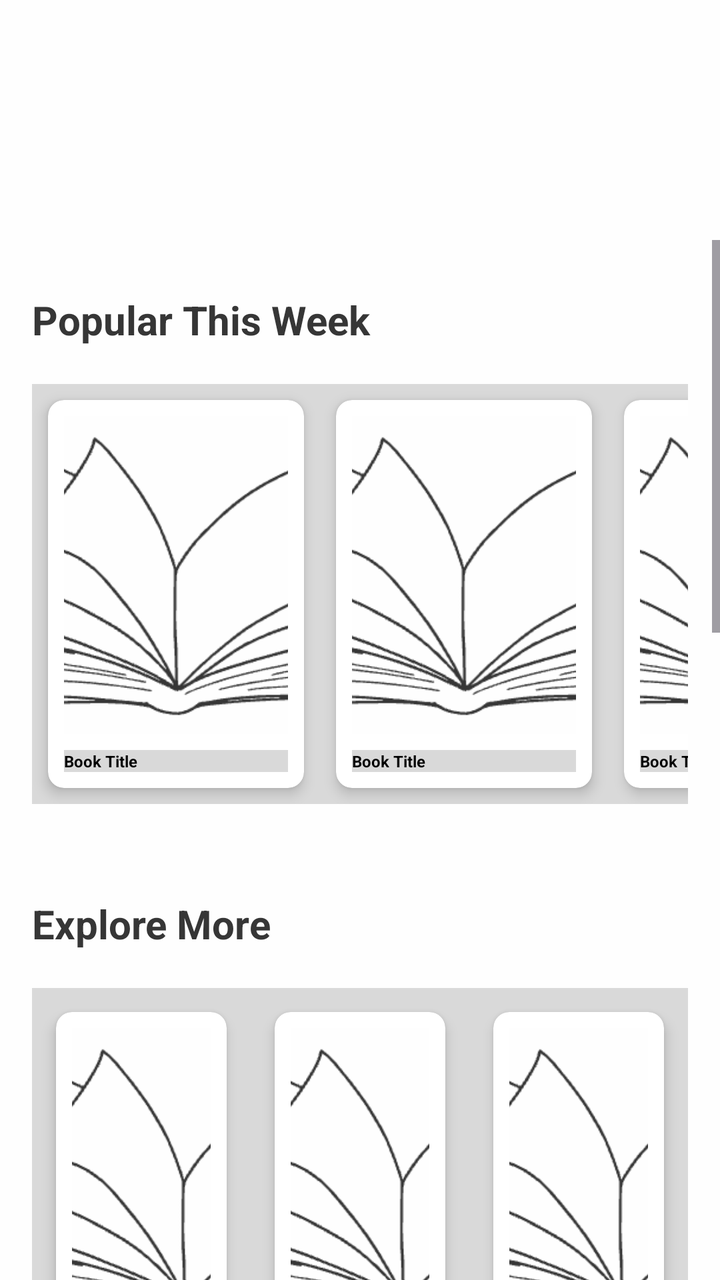
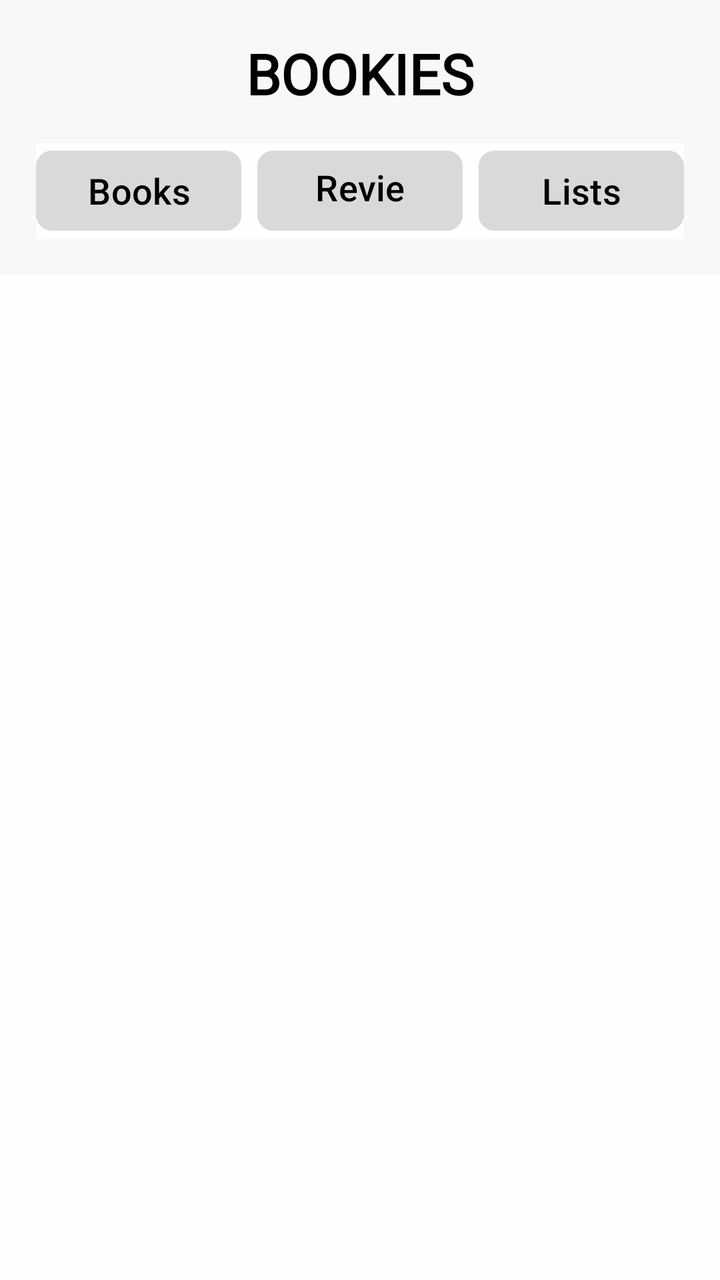

Screens rendered from an Android XML layout before and after an edit, with the pre-edit source and the edit as a unified diff.
<!-- AndroidManifest.xml: application theme Theme.FrontendBook -->
<!-- res/layout/fragment_inner_books.xml -->
<?xml version="1.0" encoding="utf-8"?>
<androidx.constraintlayout.widget.ConstraintLayout
    xmlns:android="http://schemas.android.com/apk/res/android"
    xmlns:app="http://schemas.android.com/apk/res-auto"
    xmlns:tools="http://schemas.android.com/tools"
    android:layout_width="match_parent"
    android:layout_height="match_parent"
    android:background="@color/backgroundPrimary">

    <ScrollView
        android:id="@+id/scrollContainer"
        android:layout_width="0dp"
        android:layout_height="0dp"
        android:paddingTop="120dp"
        android:paddingBottom="96dp"
        android:fillViewport="true"
        android:clipToPadding="false"
        app:layout_constraintTop_toTopOf="parent"
        app:layout_constraintBottom_toBottomOf="parent"
        app:layout_constraintStart_toStartOf="parent"
        app:layout_constraintEnd_toEndOf="parent">

        <LinearLayout
            android:layout_width="match_parent"
            android:layout_height="wrap_content"
            android:orientation="vertical"
            android:padding="16dp">

            
            <LinearLayout
                android:layout_width="match_parent"
                android:layout_height="wrap_content"
                android:orientation="horizontal"
                android:gravity="center_vertical"
                android:paddingBottom="8dp">

                <TextView
                    android:id="@+id/popularTitle"
                    android:layout_width="0dp"
                    android:layout_height="wrap_content"
                    android:layout_weight="1"
                    android:text="Popular This Week"
                    android:textColor="@color/textSecondary"
                    android:textSize="20sp"
                    android:textStyle="bold" />

                <androidx.appcompat.widget.AppCompatImageButton
                    android:id="@+id/popularArrow"
                    android:layout_width="48dp"
                    android:layout_height="48dp"
                    android:src="@drawable/more"
                    android:background="?attr/selectableItemBackgroundBorderless"
                    android:contentDescription="See All Popular Books"
                    app:tint="@color/textSecondary" />
            </LinearLayout>

            
            <HorizontalScrollView
                android:layout_width="match_parent"
                android:layout_height="wrap_content"
                android:scrollbars="none"
                android:paddingBottom="12dp">

                <LinearLayout
                    android:layout_width="wrap_content"
                    android:layout_height="wrap_content"
                    android:orientation="horizontal"
                    android:background="@color/backgroundSecondary">

                    
                    <include layout="@layout/item_book_grid" />
                    <include layout="@layout/item_book_grid" />
                    <include layout="@layout/item_book_grid" />
                    <include layout="@layout/item_book_grid" />
                    <include layout="@layout/item_book_grid" />
                    <include layout="@layout/item_book_grid" />
                </LinearLayout>
            </HorizontalScrollView>

            
            <LinearLayout
                android:layout_width="match_parent"
                android:layout_height="wrap_content"
                android:orientation="horizontal"
                android:gravity="center_vertical"
                android:paddingBottom="8dp"
                android:layout_marginTop="24dp">

                <TextView
                    android:id="@+id/exploreTitle"
                    android:layout_width="0dp"
                    android:layout_height="wrap_content"
                    android:layout_weight="1"
                    android:text="Explore More"
                    android:textColor="@color/textSecondary"
                    android:textSize="20sp"
                    android:textStyle="bold" />

                <androidx.appcompat.widget.AppCompatImageButton
                    android:id="@+id/exploreArrow"
                    android:layout_width="48dp"
                    android:layout_height="48dp"
                    android:src="@drawable/more"
                    android:background="?attr/selectableItemBackgroundBorderless"
                    android:contentDescription="See All Explore Books"
                    app:tint="@color/textSecondary" />
            </LinearLayout>

            
            <GridLayout
                android:layout_width="match_parent"
                android:layout_height="wrap_content"
                android:alignmentMode="alignMargins"
                android:columnCount="3"
                android:rowOrderPreserved="false"
                android:useDefaultMargins="true"
                android:background="@color/backgroundSecondary">

                
                <FrameLayout
                    android:layout_width="0dp"
                    android:layout_height="wrap_content"
                    android:layout_margin="4dp"
                    android:layout_gravity="fill"
                    android:layout_columnWeight="1">

                    <include layout="@layout/item_book_grid" />
                </FrameLayout>
                <FrameLayout
                    android:layout_width="0dp"
                    android:layout_height="wrap_content"
                    android:layout_margin="4dp"
                    android:layout_gravity="fill"
                    android:layout_columnWeight="1">

                    <include layout="@layout/item_book_grid" />
                </FrameLayout><FrameLayout
                android:layout_width="0dp"
                android:layout_height="wrap_content"
                android:layout_margin="4dp"
                android:layout_gravity="fill"
                android:layout_columnWeight="1">

                <include layout="@layout/item_book_grid" />
            </FrameLayout><FrameLayout
                android:layout_width="0dp"
                android:layout_height="wrap_content"
                android:layout_margin="4dp"
                android:layout_gravity="fill"
                android:layout_columnWeight="1">

                <include layout="@layout/item_book_grid" />
            </FrameLayout><FrameLayout
                android:layout_width="0dp"
                android:layout_height="wrap_content"
                android:layout_margin="4dp"
                android:layout_gravity="fill"
                android:layout_columnWeight="1">

                <include layout="@layout/item_book_grid" />
            </FrameLayout><FrameLayout
                android:layout_width="0dp"
                android:layout_height="wrap_content"
                android:layout_margin="4dp"
                android:layout_gravity="fill"
                android:layout_columnWeight="1">

                <include layout="@layout/item_book_grid" />
            </FrameLayout><FrameLayout
                android:layout_width="0dp"
                android:layout_height="wrap_content"
                android:layout_margin="4dp"
                android:layout_gravity="fill"
                android:layout_columnWeight="1">

                <include layout="@layout/item_book_grid" />
            </FrameLayout><FrameLayout
                android:layout_width="0dp"
                android:layout_height="wrap_content"
                android:layout_margin="4dp"
                android:layout_gravity="fill"
                android:layout_columnWeight="1">

                <include layout="@layout/item_book_grid" />
            </FrameLayout><FrameLayout
                android:layout_width="0dp"
                android:layout_height="wrap_content"
                android:layout_margin="4dp"
                android:layout_gravity="fill"
                android:layout_columnWeight="1">

                <include layout="@layout/item_book_grid" />
            </FrameLayout><FrameLayout
                android:layout_width="0dp"
                android:layout_height="wrap_content"
                android:layout_margin="4dp"
                android:layout_gravity="fill"
                android:layout_columnWeight="1">

                <include layout="@layout/item_book_grid" />
            </FrameLayout><FrameLayout
                android:layout_width="0dp"
                android:layout_height="wrap_content"
                android:layout_margin="4dp"
                android:layout_gravity="fill"
                android:layout_columnWeight="1">

                <include layout="@layout/item_book_grid" />
            </FrameLayout><FrameLayout
                android:layout_width="0dp"
                android:layout_height="wrap_content"
                android:layout_margin="4dp"
                android:layout_gravity="fill"
                android:layout_columnWeight="1">

                <include layout="@layout/item_book_grid" />
            </FrameLayout>
            </GridLayout>

        </LinearLayout>
    </ScrollView>
</androidx.constraintlayout.widget.ConstraintLayout>
<!-- res/layout/item_book_grid.xml (included above) -->
<?xml version="1.0" encoding="utf-8"?>
<androidx.cardview.widget.CardView
    xmlns:android="http://schemas.android.com/apk/res/android"
    xmlns:card_view="http://schemas.android.com/apk/res-auto"
    android:layout_width="wrap_content"
    android:layout_height="wrap_content"
    android:layout_margin="8dp"
    card_view:cardCornerRadius="8dp"
    card_view:cardElevation="4dp"
    android:background="@color/backgroundPrimary">

    <LinearLayout
        android:layout_width="match_parent"
        android:layout_height="194dp"
        android:orientation="vertical"
        android:padding="8dp">

        
        <ImageView
            android:id="@+id/bookImage"
            android:layout_width="112dp"
            android:layout_height="82dp"
            android:layout_weight="1"
            android:adjustViewBounds="true"
            android:background="@color/boxes_background"
            android:contentDescription="Book cover"
            android:scaleType="centerCrop"
            android:src="@drawable/bookk" />

        
        <TextView
            android:id="@+id/bookTitle"
            android:layout_width="match_parent"
            android:layout_height="wrap_content"
            android:layout_marginTop="8dp"
            android:ellipsize="end"
            android:maxLines="1"
            android:text="Book Title"
            android:background="@color/backgroundSecondary"
            android:textColor="@color/textPrimary"
            android:textSize="8sp"
            android:textStyle="bold" />

    </LinearLayout>
</androidx.cardview.widget.CardView>
<!-- resources referenced by this layout -->
<resources>
  <color name="backgroundPrimary">#FEFEFE</color>
  <color name="backgroundSecondary">#D9D9D9</color>
  <color name="boxes_background">#DCDCDC</color>
  <color name="textPrimary">#000000</color>
  <color name="textSecondary">#363636</color>
  <!-- drawable bookk: png bitmap (drawable, 18992 bytes) -->
  <!-- drawable more: png bitmap (drawable, 189 bytes) -->
  <style name="Theme.FrontendBook" parent="Base.Theme.FrontendBook" />
  <style name="Base.Theme.FrontendBook" parent="Theme.Material3.DayNight.NoActionBar">
          <item name="colorPrimary">@color/backgroundPrimary</item>
          <item name="colorPrimaryVariant">@color/backgroundSecondary</item>
          <item name="colorOnPrimary">@color/black</item>
          <item name="colorSecondary">@color/black</item>
          <item name="colorOutline">@color/line</item>
  
      </style>
  <color name="black">#000000</color>
  <color name="line">#D9D9D9</color>
</resources>

<!-- the commit's change to res/layout/fragment_inner_books.xml (unified diff, before → after) -->
@@ -5,264 +5,222 @@
     xmlns:tools="http://schemas.android.com/tools"
     android:layout_width="match_parent"
     android:layout_height="match_parent"
-    android:background="@color/backgroundPrimary">
-
-    <ScrollView
-        android:id="@+id/scrollContainer"
+    android:background="@color/backgroundPrimary"
+    tools:context=".ui.homePage.HomePageFragment">
+
+    
+    <include
+        android:id="@+id/header"
+        layout="@layout/nav_header_menu"
+        android:layout_width="0dp"
+        android:layout_height="wrap_content"
+        app:layout_constraintTop_toTopOf="parent"
+        app:layout_constraintStart_toStartOf="parent"
+        app:layout_constraintEnd_toEndOf="parent" />
+
+    
+    <FrameLayout
+        android:id="@+id/innerFragmentContainer"
+        android:layout_width="0dp"
+        android:layout_height="0dp"
+        android:layout_marginBottom="65dp"
+        app:layout_constraintTop_toBottomOf="@id/header"
+        app:layout_constraintBottom_toBottomOf="parent"
+        app:layout_constraintStart_toStartOf="parent"
+        app:layout_constraintEnd_toEndOf="parent"
+        tools:layout="@layout/fragment_lists" />
+
+</androidx.constraintlayout.widget.ConstraintLayout>
+<!-- res/layout/nav_header_menu.xml (included above) -->
+<?xml version="1.0" encoding="utf-8"?>
+<androidx.constraintlayout.widget.ConstraintLayout
+    xmlns:android="http://schemas.android.com/apk/res/android"
+    xmlns:app="http://schemas.android.com/apk/res-auto"
+    android:layout_width="match_parent"
+    android:layout_height="wrap_content"
+    android:padding="18dp"
+    android:background="@color/headerColor">
+
+    
+    <TextView
+        android:id="@+id/headerTitle"
+        android:layout_width="wrap_content"
+        android:layout_height="wrap_content"
+        android:text="BOOKIES"
+        android:textSize="28sp"
+        android:textStyle="bold"
+        android:textColor="@color/textPrimary"
+        android:textAlignment="center"
+        android:fontFamily="@font/roboto_condensed_bold"
+        app:layout_constraintTop_toTopOf="parent"
+        app:layout_constraintStart_toStartOf="parent"
+        app:layout_constraintEnd_toEndOf="parent" />
+
+    
+    <LinearLayout
+        android:id="@+id/headerButtons"
+        android:layout_width="match_parent"
+        android:layout_height="wrap_content"
+        android:orientation="horizontal"
+        android:layout_marginTop="16dp"
+        android:gravity="center"
+        android:background="@color/backgroundPrimary"
+        app:layout_constraintTop_toBottomOf="@id/headerTitle"
+        app:layout_constraintStart_toStartOf="parent"
+        app:layout_constraintEnd_toEndOf="parent"
+        android:weightSum="3">
+
+        <com.google.android.material.button.MaterialButton
+            android:id="@+id/booksButton"
+            android:layout_width="0dp"
+            android:layout_height="48dp"
+            android:layout_weight="1"
+            android:layout_marginEnd="8dp"
+            android:text="Books"
+            android:textAllCaps="false"
+            android:textSize="18sp"
+            android:textColor="@color/button_textPrimary"
+            android:backgroundTint="@color/buttonPrimary"
+            app:cornerRadius="8dp" />
+
+        <com.google.android.material.button.MaterialButton
+            android:id="@+id/reviewsButton"
+            android:layout_width="0dp"
+            android:layout_height="48dp"
+            android:layout_weight="1"
+            android:layout_marginEnd="8dp"
+            android:text="Reviews"
+            android:textSize="18sp"
+            android:textAllCaps="false"
+            android:textColor="@color/button_textPrimary"
+            android:backgroundTint="@color/buttonPrimary"
+            app:cornerRadius="8dp" />
+
+        <com.google.android.material.button.MaterialButton
+            android:id="@+id/listsButton"
+            android:layout_width="0dp"
+            android:layout_height="48dp"
+            android:layout_weight="1"
+            android:text="Lists"
+            android:textSize="18sp"
+            android:textAllCaps="false"
+            android:textColor="@color/button_textPrimary"
+            android:backgroundTint="@color/buttonPrimary"
+            app:cornerRadius="8dp" />
+    </LinearLayout>
+
+</androidx.constraintlayout.widget.ConstraintLayout>
+<!-- res/layout/fragment_lists.xml (included above) -->
+<?xml version="1.0" encoding="utf-8"?>
+<androidx.constraintlayout.widget.ConstraintLayout xmlns:android="http://schemas.android.com/apk/res/android"
+    xmlns:app="http://schemas.android.com/apk/res-auto"
+    android:layout_width="match_parent"
+    android:layout_height="match_parent"
+    xmlns:tools="http://schemas.android.com/tools"
+    tools:context=".ui.homePage.ListsFragment"
+    android:paddingBottom="80dp"
+    >
+    <TextView
+        android:id="@+id/reviewsTitle"
+        android:layout_width="match_parent"
+        android:layout_height="wrap_content"
+        android:text="Lists"
+        android:textColor="@color/textSecondary"
+        android:textSize="20sp"
+        android:textStyle="bold"
+        android:paddingStart="16dp"
+        android:paddingEnd="16dp"
+        android:paddingBottom="8dp"
+        android:layout_marginTop="120dp"
+        app:layout_constraintTop_toTopOf="parent"
+        app:layout_constraintStart_toStartOf="parent"
+        app:layout_constraintEnd_toEndOf="parent" />
+
+    <androidx.recyclerview.widget.RecyclerView
+        android:id="@+id/listsRecyclerView"
         android:layout_width="0dp"
         android:layout_height="0dp"
         android:paddingTop="120dp"
         android:paddingBottom="96dp"
-        android:fillViewport="true"
+        android:paddingStart="16dp"
+        android:paddingEnd="16dp"
         android:clipToPadding="false"
-        app:layout_constraintTop_toTopOf="parent"
+        app:layout_constraintTop_toBottomOf="@id/reviewsTitle"
         app:layout_constraintBottom_toBottomOf="parent"
         app:layout_constraintStart_toStartOf="parent"
-        app:layout_constraintEnd_toEndOf="parent">
+        app:layout_constraintEnd_toEndOf="parent"
+        tools:listitem="@layout/item_list"
+        tools:itemCount="6" />
+</androidx.constraintlayout.widget.ConstraintLayout>
+<!-- res/layout/item_list.xml (included above) -->
+<LinearLayout xmlns:android="http://schemas.android.com/apk/res/android"
+    android:layout_width="match_parent"
+    android:layout_height="wrap_content"
+    xmlns:app="http://schemas.android.com/apk/res-auto"
+    android:padding="16dp"
+    android:orientation="vertical"
+    android:background="@color/boxes_background"
+    android:minHeight="180dp">
+
+    
+    <TextView
+        android:id="@+id/listTitle"
+        android:layout_width="match_parent"
+        android:layout_height="wrap_content"
+        android:text="List Name"
+        android:textSize="18sp"
+        android:textStyle="bold"
+        android:textColor="@color/textPrimary"
+        android:paddingBottom="8dp" />
+
+    
+    <HorizontalScrollView
+        android:layout_width="match_parent"
+        android:layout_height="wrap_content"
+        android:scrollbars="none">
 
         <LinearLayout
-            android:layout_width="match_parent"
+            android:layout_width="wrap_content"
             android:layout_height="wrap_content"
-            android:orientation="vertical"
-            android:padding="16dp">
+            android:orientation="horizontal"
+            android:gravity="center_vertical"
+            >
 
             
-            <LinearLayout
-                android:layout_width="match_parent"
-                android:layout_height="wrap_content"
-                android:orientation="horizontal"
-                android:gravity="center_vertical"
-                android:paddingBottom="8dp">
-
-                <TextView
-                    android:id="@+id/popularTitle"
-                    android:layout_width="0dp"
-                    android:layout_height="wrap_content"
-                    android:layout_weight="1"
-                    android:text="Popular This Week"
-                    android:textColor="@color/textSecondary"
-                    android:textSize="20sp"
-                    android:textStyle="bold" />
-
-                <androidx.appcompat.widget.AppCompatImageButton
-                    android:id="@+id/popularArrow"
-                    android:layout_width="48dp"
-                    android:layout_height="48dp"
-                    android:src="@drawable/more"
-                    android:background="?attr/selectableItemBackgroundBorderless"
-                    android:contentDescription="See All Popular Books"
-                    app:tint="@color/textSecondary" />
-            </LinearLayout>
+            <View
+                android:layout_width="80dp"
+                android:layout_height="100dp"
+                android:layout_marginEnd="12dp"
+                android:background="@color/backgroundPrimary" />
+
+            <View
+                android:layout_width="80dp"
+                android:layout_height="100dp"
+                android:layout_marginEnd="12dp"
+                android:background="@color/backgroundPrimary" />
+
+            <View
+                android:layout_width="80dp"
+                android:layout_height="100dp"
+                android:layout_marginEnd="12dp"
+                android:background="@color/backgroundPrimary" />
+
+            <View
+                android:layout_width="80dp"
+                android:layout_height="100dp"
+                android:layout_marginEnd="12dp"
+                android:background="@color/backgroundPrimary" />
 
             
-            <HorizontalScrollView
-                android:layout_width="match_parent"
-                android:layout_height="wrap_content"
-                android:scrollbars="none"
-                android:paddingBottom="12dp">
-
-                <LinearLayout
-                    android:layout_width="wrap_content"
-                    android:layout_height="wrap_content"
-                    android:orientation="horizontal"
-                    android:background="@color/backgroundSecondary">
-
-                    
-                    <include layout="@layout/item_book_grid" />
-                    <include layout="@layout/item_book_grid" />
-                    <include layout="@layout/item_book_grid" />
-                    <include layout="@layout/item_book_grid" />
-                    <include layout="@layout/item_book_grid" />
-                    <include layout="@layout/item_book_grid" />
-                </LinearLayout>
-            </HorizontalScrollView>
-
-            
-            <LinearLayout
-                android:layout_width="match_parent"
-                android:layout_height="wrap_content"
-                android:orientation="horizontal"
-                android:gravity="center_vertical"
-                android:paddingBottom="8dp"
-                android:layout_marginTop="24dp">
-
-                <TextView
-                    android:id="@+id/exploreTitle"
-                    android:layout_width="0dp"
-                    android:layout_height="wrap_content"
-                    android:layout_weight="1"
-                    android:text="Explore More"
-                    android:textColor="@color/textSecondary"
-                    android:textSize="20sp"
-                    android:textStyle="bold" />
-
-                <androidx.appcompat.widget.AppCompatImageButton
-                    android:id="@+id/exploreArrow"
-                    android:layout_width="48dp"
-                    android:layout_height="48dp"
-                    android:src="@drawable/more"
-                    android:background="?attr/selectableItemBackgroundBorderless"
-                    android:contentDescription="See All Explore Books"
-                    app:tint="@color/textSecondary" />
-            </LinearLayout>
-
-            
-            <GridLayout
-                android:layout_width="match_parent"
-                android:layout_height="wrap_content"
-                android:alignmentMode="alignMargins"
-                android:columnCount="3"
-                android:rowOrderPreserved="false"
-                android:useDefaultMargins="true"
-                android:background="@color/backgroundSecondary">
-
-                
-                <FrameLayout
-                    android:layout_width="0dp"
-                    android:layout_height="wrap_content"
-                    android:layout_margin="4dp"
-                    android:layout_gravity="fill"
-                    android:layout_columnWeight="1">
-
-                    <include layout="@layout/item_book_grid" />
-                </FrameLayout>
-                <FrameLayout
-                    android:layout_width="0dp"
-                    android:layout_height="wrap_content"
-                    android:layout_margin="4dp"
-                    android:layout_gravity="fill"
-                    android:layout_columnWeight="1">
-
-                    <include layout="@layout/item_book_grid" />
-                </FrameLayout><FrameLayout
-                android:layout_width="0dp"
-                android:layout_height="wrap_content"
-                android:layout_margin="4dp"
-                android:layout_gravity="fill"
-                android:layout_columnWeight="1">
-
-                <include layout="@layout/item_book_grid" />
-            </FrameLayout><FrameLayout
-                android:layout_width="0dp"
-                android:layout_height="wrap_content"
-                android:layout_margin="4dp"
-                android:layout_gravity="fill"
-                android:layout_columnWeight="1">
-
-                <include layout="@layout/item_book_grid" />
-            </FrameLayout><FrameLayout
-                android:layout_width="0dp"
-                android:layout_height="wrap_content"
-                android:layout_margin="4dp"
-                android:layout_gravity="fill"
-                android:layout_columnWeight="1">
-
-                <include layout="@layout/item_book_grid" />
-            </FrameLayout><FrameLayout
-                android:layout_width="0dp"
-                android:layout_height="wrap_content"
-                android:layout_margin="4dp"
-                android:layout_gravity="fill"
-                android:layout_columnWeight="1">
-
-                <include layout="@layout/item_book_grid" />
-            </FrameLayout><FrameLayout
-                android:layout_width="0dp"
-                android:layout_height="wrap_content"
-                android:layout_margin="4dp"
-                android:layout_gravity="fill"
-                android:layout_columnWeight="1">
-
-                <include layout="@layout/item_book_grid" />
-            </FrameLayout><FrameLayout
-                android:layout_width="0dp"
-                android:layout_height="wrap_content"
-                android:layout_margin="4dp"
-                android:layout_gravity="fill"
-                android:layout_columnWeight="1">
-
-                <include layout="@layout/item_book_grid" />
-            </FrameLayout><FrameLayout
-                android:layout_width="0dp"
-                android:layout_height="wrap_content"
-                android:layout_margin="4dp"
-                android:layout_gravity="fill"
-                android:layout_columnWeight="1">
-
-                <include layout="@layout/item_book_grid" />
-            </FrameLayout><FrameLayout
-                android:layout_width="0dp"
-                android:layout_height="wrap_content"
-                android:layout_margin="4dp"
-                android:layout_gravity="fill"
-                android:layout_columnWeight="1">
-
-                <include layout="@layout/item_book_grid" />
-            </FrameLayout><FrameLayout
-                android:layout_width="0dp"
-                android:layout_height="wrap_content"
-                android:layout_margin="4dp"
-                android:layout_gravity="fill"
-                android:layout_columnWeight="1">
-
-                <include layout="@layout/item_book_grid" />
-            </FrameLayout><FrameLayout
-                android:layout_width="0dp"
-                android:layout_height="wrap_content"
-                android:layout_margin="4dp"
-                android:layout_gravity="fill"
-                android:layout_columnWeight="1">
-
-                <include layout="@layout/item_book_grid" />
-            </FrameLayout>
-            </GridLayout>
-
+            <androidx.appcompat.widget.AppCompatImageButton
+                android:id="@+id/listMore"
+                android:layout_width="80dp"
+                android:layout_height="100dp"
+                android:layout_marginStart="8dp"
+                android:src="@drawable/more"
+                android:contentDescription="Go to List"
+                android:background="@color/backgroundPrimary"
+                app:tint="@color/textSecondary" />
         </LinearLayout>
-    </ScrollView>
-</androidx.constraintlayout.widget.ConstraintLayout>
-<!-- res/layout/item_book_grid.xml (included above) -->
-<?xml version="1.0" encoding="utf-8"?>
-<androidx.cardview.widget.CardView
-    xmlns:android="http://schemas.android.com/apk/res/android"
-    xmlns:card_view="http://schemas.android.com/apk/res-auto"
-    android:layout_width="wrap_content"
-    android:layout_height="wrap_content"
-    android:layout_margin="8dp"
-    card_view:cardCornerRadius="8dp"
-    card_view:cardElevation="4dp"
-    android:background="@color/backgroundPrimary">
-
-    <LinearLayout
-        android:layout_width="match_parent"
-        android:layout_height="194dp"
-        android:orientation="vertical"
-        android:padding="8dp">
-
-        
-        <ImageView
-            android:id="@+id/bookImage"
-            android:layout_width="112dp"
-            android:layout_height="82dp"
-            android:layout_weight="1"
-            android:adjustViewBounds="true"
-            android:background="@color/boxes_background"
-            android:contentDescription="Book cover"
-            android:scaleType="centerCrop"
-            android:src="@drawable/bookk" />
-
-        
-        <TextView
-            android:id="@+id/bookTitle"
-            android:layout_width="match_parent"
-            android:layout_height="wrap_content"
-            android:layout_marginTop="8dp"
-            android:ellipsize="end"
-            android:maxLines="1"
-            android:text="Book Title"
-            android:background="@color/backgroundSecondary"
-            android:textColor="@color/textPrimary"
-            android:textSize="8sp"
-            android:textStyle="bold" />
-
-    </LinearLayout>
-</androidx.cardview.widget.CardView>
+    </HorizontalScrollView>
+</LinearLayout>
<!-- resource entries referenced after the edit -->
@@ -3,9 +3,11 @@
   <color name="backgroundPrimary">#FEFEFE</color>
   <color name="backgroundSecondary">#D9D9D9</color>
   <color name="boxes_background">#DCDCDC</color>
+  <color name="buttonPrimary">#D9D9D9</color>
+  <color name="button_textPrimary">#000000</color>
+  <color name="headerColor">#F8F8F8</color>
   <color name="textPrimary">#000000</color>
   <color name="textSecondary">#363636</color>
-  <!-- drawable bookk: png bitmap (drawable, 18992 bytes) -->
   <!-- drawable more: png bitmap (drawable, 189 bytes) -->
   <style name="Theme.FrontendBook" parent="Base.Theme.FrontendBook" />
   <style name="Base.Theme.FrontendBook" parent="Theme.Material3.DayNight.NoActionBar">
